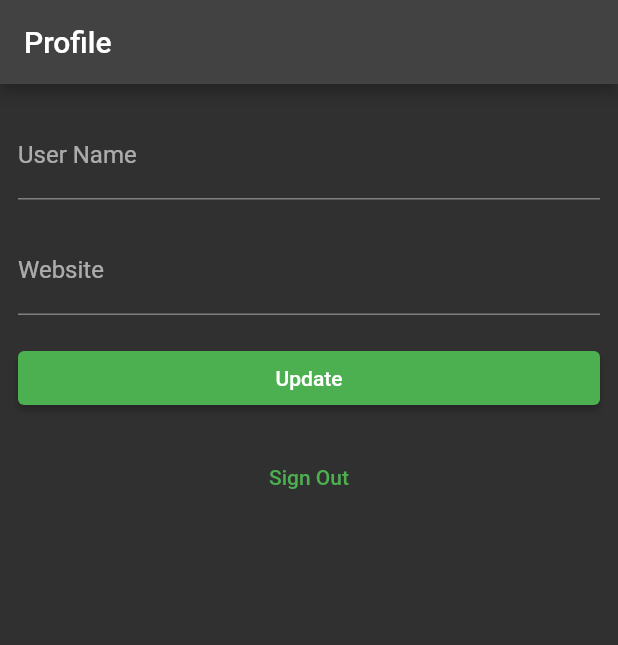
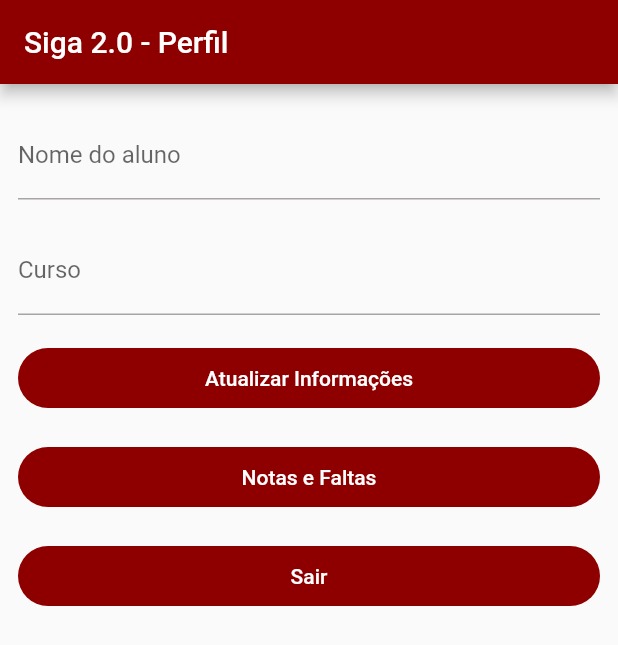
Before and after one commit to f290DSM/f290_dsm_pdm2_siga_2, a Flutter app: the screen it shows once a user with an empty profile is signed in, on a phone screen of 412 x 824 dp. Shown: the top 645 px of the screen. Run offline on Flutter 3.47's test engine with Material 2 defaults, Android fonts, the phone set to English and light mode, and no system bars; our stand-ins replace supabase_flutter; accounts and stored records are empty; network calls fail; statements that could not run were skipped.

Commit message:
Adicionando alterações realizadas pelo Nardi

```diff
--- a/lib/main.dart
+++ b/lib/main.dart
@@ -1,115 +1,10 @@
-// void main() async {
-//   await Supabase.initialize(
-//     url: 'https://mlsymiabawlmyicyhiap.supabase.co',
-//     anonKey: 'eyJhbGciOiJIUzI1NiIsInR5cCI6IkpXVCJ9.eyJpc3MiOiJzdXBhYmFzZSIsInJlZiI6Im1sc3ltaWFiYXdsbXlpY3loaWFwIiwicm9sZSI6ImFub24iLCJpYXQiOjE2ODczNzgxOTIsImV4cCI6MjAwMjk1NDE5Mn0.8wveDs-lP94TW2ZsylD5YpadyYJ_KQ7LAoMtDerIJrI',
-//     authFlowType: AuthFlowType.pkce,
-//   );
-//   runApp(const MyApp());
-// }
-//
-// final supabase = Supabase.instance.client;
-//
-// class MyApp extends StatelessWidget {
-//   const MyApp({super.key});
-//
-//   // This widget is the root of your application.
-//   @override
-//   Widget build(BuildContext context) {
-//     return MaterialApp(
-//       title: 'Flutter Demo',
-//       theme: ThemeData(
-//         useMaterial3: false,
-//         colorScheme: ColorScheme.fromSeed(seedColor: mColorGrena).copyWith(
-//           primary: mColorGrena,
-//           secondary: mColorGrey,
-//         ),
-//       ),
-//       home: const MyHomePage(title: 'SIGA 2.0'),
-//     );
-//   }
-// }
-//
-// class MyHomePage extends StatefulWidget {
-//   const MyHomePage({super.key, required this.title});
-//
-//   final String title;
-//
-//   @override
-//   State<MyHomePage> createState() => _MyHomePageState();
-// }
-//
-// class _MyHomePageState extends State<MyHomePage> {
-//   int _counter = 0;
-//
-//   void _incrementCounter() {
-//     setState(() {
-//       _counter++;
-//     });
-//   }
-//
-//   int c = 0;
-//   var _slider = 5.0;
-//
-//   @override
-//   Widget build(BuildContext context) {
-//     return Scaffold(
-//       appBar: AppBar(
-//         title: Text(widget.title),
-//       ),
-//       body: Center(
-//         child: Column(children: [
-//           const Padding(
-//             padding: EdgeInsets.all(8.0),
-//             child: TextField(
-//               decoration: InputDecoration(
-//                   labelText: 'LabelText',
-//                   border: OutlineInputBorder(
-//                       borderRadius: BorderRadius.all(Radius.circular(8)))),
-//             ),
-//           ),
-//           FilledButton(onPressed: () {}, child: const Text('FilledButton')),
-//           const Card(
-//             elevation: 5,
-//             child: SizedBox(
-//               height: 100,
-//               width: 300,
-//             ),
-//           ),
-//           OutlinedButton(onPressed: () {}, child: const Text('OutlinedButton')),
-//           Slider(
-//             min: 1,
-//             max: 10,
-//             divisions: 10,
-//             value: _slider,
-//             onChanged: (value) => setState(() => _slider = value),
-//           ),
-//           Column(
-//             mainAxisAlignment: MainAxisAlignment.center,
-//             children: List.generate(
-//               10,
-//               (index) => Container(
-//                 height: 30,
-//                 width: 30,
-//                 color: mColorGrena.withAlpha(c += 25),
-//               ),
-//             ),
-//           ),
-//         ]),
-//       ),
-//       floatingActionButton: FloatingActionButton(
-//         onPressed: _incrementCounter,
-//         tooltip: 'Increment',
-//         child: const Icon(Icons.add),
-//       ), // This trailing comma makes auto-formatting nicer for build methods.
-//     );
-//   }
-// }
-
+import 'package:f290_dsm_pdm2_siga_2/pages/grades-and-absences.dart';
 import 'package:flutter/material.dart';
 import 'package:supabase_flutter/supabase_flutter.dart';
 import 'package:f290_dsm_pdm2_siga_2/pages/account_page.dart';
 import 'package:f290_dsm_pdm2_siga_2/pages/login_page.dart';
 import 'package:f290_dsm_pdm2_siga_2/pages/splash_page.dart';
+import 'assets/constants.dart';
 
 Future<void> main() async {
   await Supabase.initialize(
@@ -127,12 +22,11 @@ class MyApp extends StatelessWidget {
   Widget build(BuildContext context) {
     return MaterialApp(
       title: 'Siga 2.0',
-      theme: ThemeData.dark().copyWith(
-        primaryColor: Colors.green,
-        textButtonTheme: TextButtonThemeData(
-          style: TextButton.styleFrom(
-            foregroundColor: Colors.green,
-          ),
+      theme: ThemeData(
+        useMaterial3: false,
+        colorScheme: ColorScheme.fromSeed(seedColor: mColorGrena).copyWith(
+          primary: mColorGrena,
+          secondary: mColorGrey,
         ),
         elevatedButtonTheme: ElevatedButtonThemeData(
           style: ElevatedButton.styleFrom(
@@ -146,6 +40,7 @@ class MyApp extends StatelessWidget {
         '/': (_) => const SplashPage(),
         '/login': (_) => const LoginPage(),
         '/account': (_) => const AccountPage(),
+        '/grades-and-absences': (_) => const GradesAbsencesPage(),
       },
     );
   }
--- a/lib/pages/account_page.dart
+++ b/lib/pages/account_page.dart
@@ -37,7 +37,7 @@ class _AccountPageState extends State<AccountPage> {
       );
     } catch (error) {
       SnackBar(
-        content: const Text('Unexpected error occurred'),
+        content: const Text('Um erro inesperado aconteceu.'),
         backgroundColor: Theme.of(context).colorScheme.error,
       );
     } finally {
@@ -67,7 +67,7 @@ class _AccountPageState extends State<AccountPage> {
       await supabase.from('profiles').upsert(updates);
       if (mounted) {
         const SnackBar(
-          content: Text('Successfully updated profile!'),
+          content: Text('Perfil atualizado com sucesso!'),
         );
       }
     } on PostgrestException catch (error) {
@@ -77,7 +77,7 @@ class _AccountPageState extends State<AccountPage> {
       );
     } catch (error) {
       SnackBar(
-        content: const Text('Unexpected error occurred'),
+        content: const Text('Um erro inesperado aconteceu.'),
         backgroundColor: Theme.of(context).colorScheme.error,
       );
     } finally {
@@ -99,7 +99,7 @@ class _AccountPageState extends State<AccountPage> {
       );
     } catch (error) {
       SnackBar(
-        content: const Text('Unexpected error occurred'),
+        content: const Text('Um erro inesperado aconteceu.'),
         backgroundColor: Theme.of(context).colorScheme.error,
       );
     } finally {
@@ -125,7 +125,7 @@ class _AccountPageState extends State<AccountPage> {
   @override
   Widget build(BuildContext context) {
     return Scaffold(
-      appBar: AppBar(title: const Text('Profile')),
+      appBar: AppBar(title: const Text('Siga 2.0 - Perfil')),
       body: _loading
           ? const Center(child: CircularProgressIndicator())
           : ListView(
@@ -133,20 +133,32 @@ class _AccountPageState extends State<AccountPage> {
               children: [
                 TextFormField(
                   controller: _usernameController,
-            decoration: const InputDecoration(labelText: 'User Name'),
+                  decoration: const InputDecoration(labelText: 'Nome do aluno'),
                 ),
                 const SizedBox(height: 18),
                 TextFormField(
                   controller: _websiteController,
-            decoration: const InputDecoration(labelText: 'Website'),
+                  decoration: const InputDecoration(labelText: 'Curso'),
                 ),
                 const SizedBox(height: 18),
-          ElevatedButton(
+                FilledButton(
                   onPressed: _loading ? null : _updateProfile,
-            child: Text(_loading ? 'Saving...' : 'Update'),
+                  child:
+                      Text(_loading ? 'Salvando...' : 'Atualizar Informações'),
                 ),
                 const SizedBox(height: 18),
-          TextButton(onPressed: _signOut, child: const Text('Sign Out')),
+                FilledButton(
+                  onPressed: () {
+                    Navigator.of(context)
+                        .pushReplacementNamed('/grades-and-absences');
+                  },
+                  child: const Text('Notas e Faltas'),
+                ),
+                const SizedBox(height: 18),
+                FilledButton(
+                  onPressed: _signOut,
+                  child: const Text('Sair'),
+                ),
               ],
             ),
     );
--- a/pubspec.yaml
+++ b/pubspec.yaml
@@ -37,7 +37,7 @@ dependencies:
   cupertino_icons: ^1.0.2
   dio: ^5.1.2
   google_fonts: ^4.0.4
-  supabase_flutter: ^1.10.3
+  supabase_flutter: ^1.10.5
 
 dev_dependencies:
   flutter_test:
```
Also changed, not shown: lib/pages/grades-and-absences.dart (added, +279 -0 lines), lib/pages/login_page.dart (+8 -7 lines), pubspec.lock, 2 other files. Lines whose indentation alone changed are shown as unchanged.
